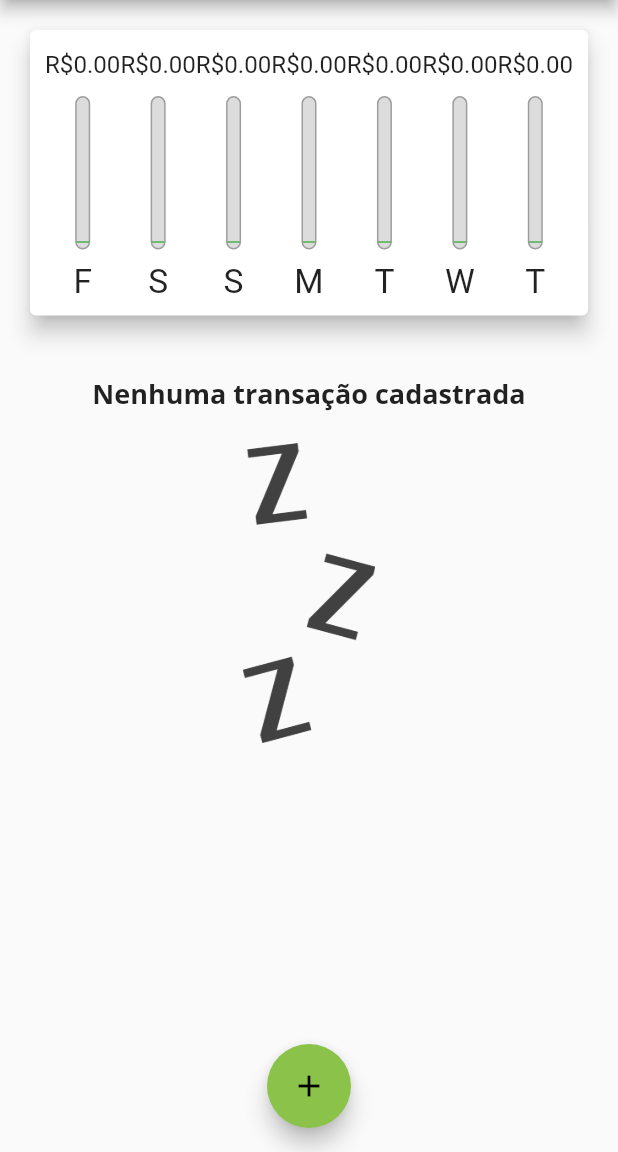
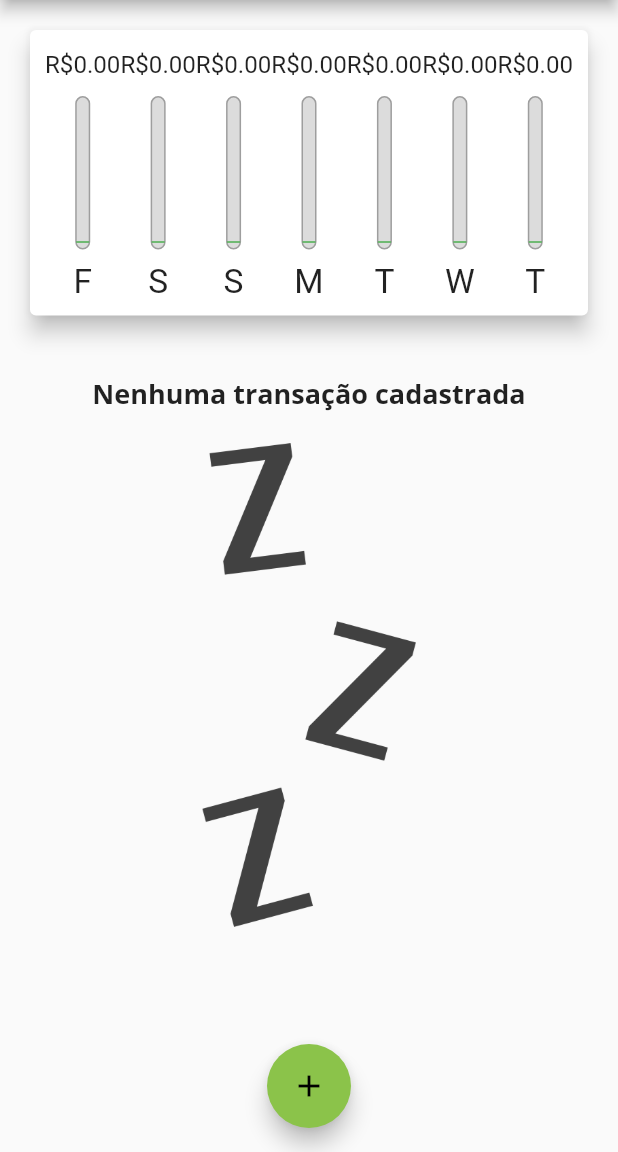
Before and after one commit to AlexBarroSS/yespense, a Flutter app: the screen it shows after launch, on a phone screen of 412 x 824 dp, the part 84-1236 px from its top. Run offline on Flutter 3.47's test engine with Material 2 defaults, Android fonts, the phone set to English and light mode, and no system bars.

Commit message:
add LayoutBuilder and maxHeight %

```diff
--- a/lib/components/transactions_list.dart
+++ b/lib/components/transactions_list.dart
@@ -11,7 +11,8 @@
   @override
   Widget build(BuildContext context) {
     return transactionList.isEmpty
-        ? Column(
+        ? LayoutBuilder(builder: (ctx, constraints) {
+            return Column(
               children: <Widget>[
                 SizedBox(height: 20),
                 Text(
@@ -20,12 +21,13 @@
                 ),
                 SizedBox(height: 20),
                 Container(
-                height: 200,
-                child:
-                    Image.asset('assets/images/waiting.png', fit: BoxFit.cover),
+                  height: constraints.maxHeight * 0.6,
+                  child: Image.asset('assets/images/waiting.png',
+                      fit: BoxFit.cover),
                 )
               ],
-          )
+            );
+          })
         : ListView.builder(
             itemCount: transactionList.length,
             itemBuilder: (itens, index) {
--- a/lib/main.dart
+++ b/lib/main.dart
@@ -51,6 +51,7 @@
 
 class _HomePageState extends State<HomePage> {
   List<Transaction> _transactions = [];
+  bool _showChart = false;
 
   List<Transaction> get _recentTransactions {
     return _transactions.where((element) {
@@ -92,6 +93,9 @@
 
   @override
   Widget build(BuildContext context) {
+    bool isLandscape =
+        MediaQuery.of(context).orientation == Orientation.landscape;
+
     final appBar = AppBar(
       title: Text(
         "Despesas pessoais",
@@ -113,17 +117,29 @@
         child: Column(
           crossAxisAlignment: CrossAxisAlignment.stretch,
           children: <Widget>[
-            Column(
+            if (isLandscape)
+              Row(
+                mainAxisAlignment: MainAxisAlignment.center,
                 children: <Widget>[
+                  Text("Exibir gráfico"),
+                  Switch(
+                      value: _showChart,
+                      onChanged: (value) {
+                        setState(() {
+                          _showChart = value;
+                        });
+                      }),
+                ],
+              ),
+            if (_showChart || !isLandscape)
               Container(
-                  height: availableHeight * 0.3,
+                height: availableHeight * (isLandscape ? 0.7 : 0.3),
                 child: Chart(_recentTransactions),
               ),
+            if (!_showChart || !isLandscape)
               Container(
                   height: availableHeight * 0.7,
                   child: TransactionsList(_transactions, _deleteTransaction)),
-              ],
-            ),
           ],
         ),
       ),
```
Lines whose indentation alone changed are shown as unchanged.
